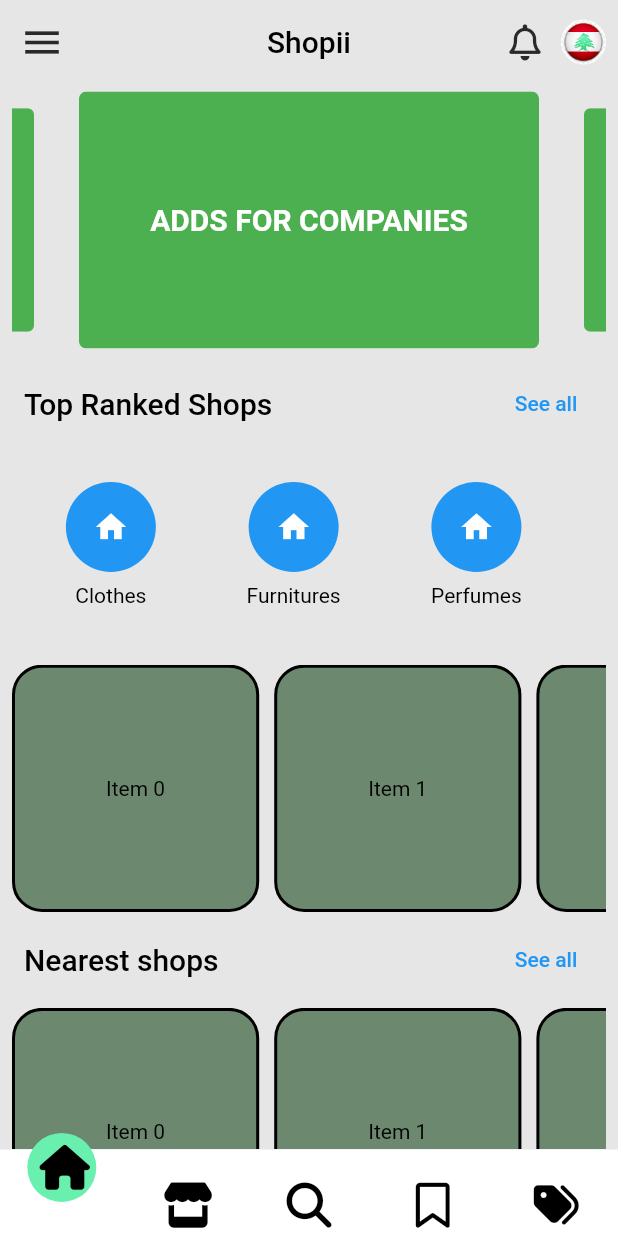
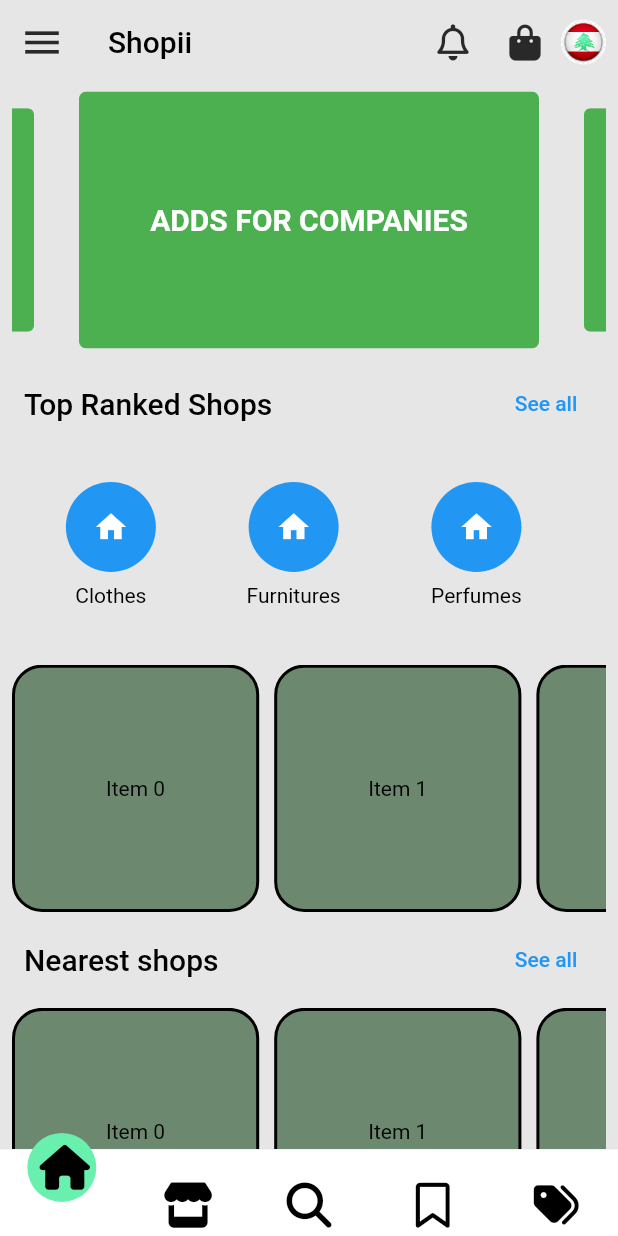
Before and after one commit to Muhammadtawil/Mall-App, a Flutter app: the screen it shows after launch, on a phone screen of 412 x 824 dp. Run offline on Flutter 3.47's test engine with Material 2 defaults, Android fonts, the phone set to English and light mode, and no system bars; drawn by our look-alikes of carousel_slider, curved_navigation_bar; our stand-ins replace flutter_riverpod, font_awesome_flutter.

Commit message:
edit app bar

```diff
--- a/ecomall/lib/widgets/main_app_bar.dart
+++ b/ecomall/lib/widgets/main_app_bar.dart
@@ -22,7 +22,7 @@ class MainAppBar extends StatelessWidget with PreferredSizeWidget {
         'Shopii',
         style: Theme.of(context).textTheme.titleLarge,
       ),
-      centerTitle: true,
+      // centerTitle: true,
       leading: Consumer(
         builder: (context, ref, child) => IconButton(
             onPressed: () {
@@ -39,7 +39,15 @@ class MainAppBar extends StatelessWidget with PreferredSizeWidget {
           child: Row(
             children: [
               IconButton(
-                  onPressed: () {}, icon: const Icon(FontAwesomeIcons.bell)),
+                onPressed: () {},
+                icon: const Icon(FontAwesomeIcons.bell),
+              ),
+              IconButton(
+                onPressed: () {},
+                icon: const Icon(
+                  FontAwesomeIcons.bagShopping,
+                ),
+              ),
               const CircleAvatar(
                 backgroundImage: AssetImage(
                   'assets/leb.png',
```
